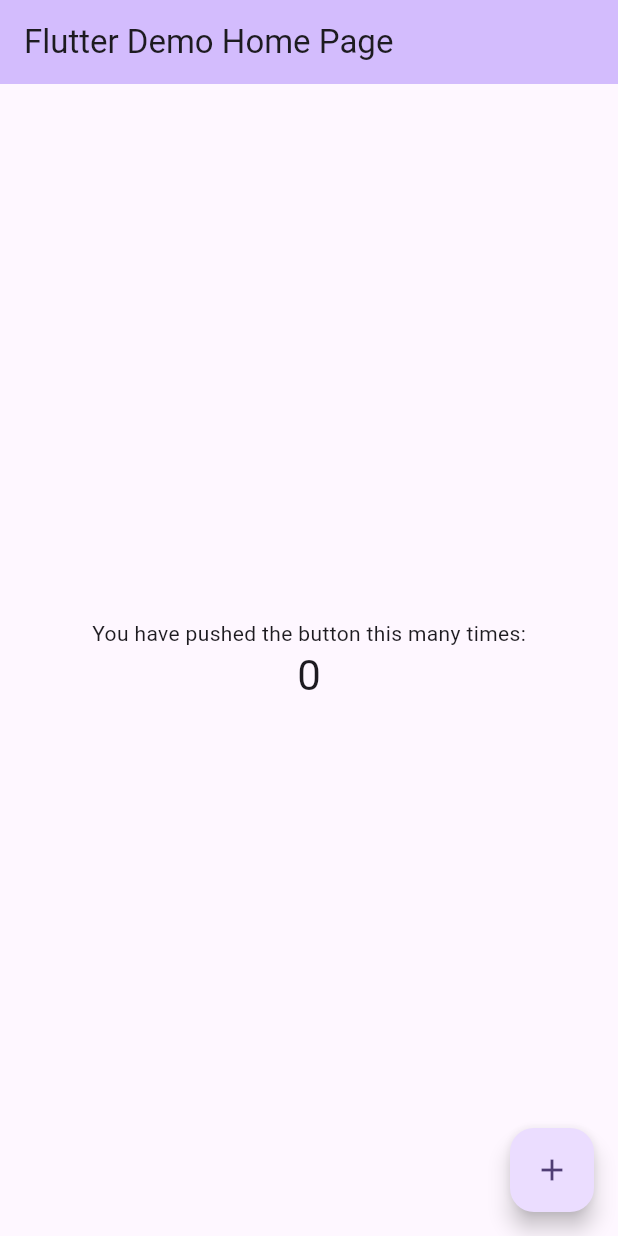
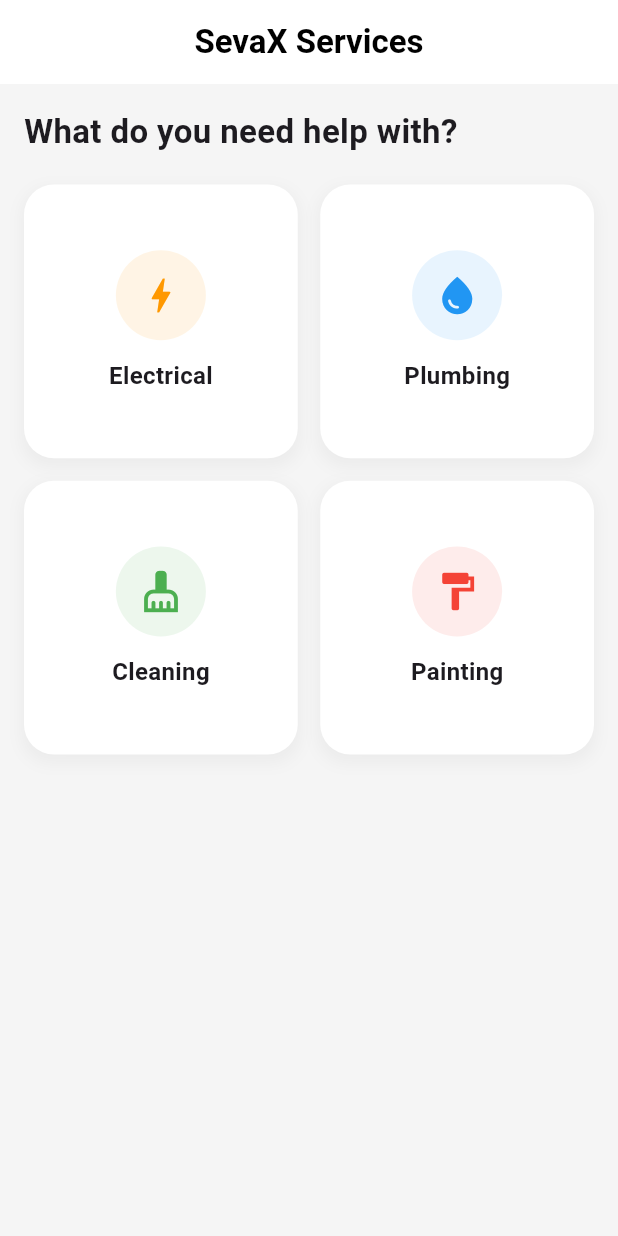
Before and after one commit to s22010180/sevax, a Flutter app: the screen it shows after launch, on a phone screen of 412 x 824 dp. Run offline on Flutter 3.47's test engine with Material 3 defaults, Android fonts, the phone set to English and light mode, and no system bars.

Commit message:
Refactor main app structure and add initial screens

```diff
--- a/lib/main.dart
+++ b/lib/main.dart
@@ -1,122 +1,23 @@
 import 'package:flutter/material.dart';
+import 'screens/splash_screen.dart';
 
 void main() {
-  runApp(const MyApp());
+  runApp(const SevaX());
 }
 
-class MyApp extends StatelessWidget {
-  const MyApp({super.key});
+class SevaX extends StatelessWidget {
+  const SevaX({super.key});
 
-  // This widget is the root of your application.
   @override
   Widget build(BuildContext context) {
     return MaterialApp(
-      title: 'Flutter Demo',
+      title: 'SevaX',
+      debugShowCheckedModeBanner: false,
       theme: ThemeData(
-        // This is the theme of your application.
-        //
-        // TRY THIS: Try running your application with "flutter run". You'll see
-        // the application has a purple toolbar. Then, without quitting the app,
-        // try changing the seedColor in the colorScheme below to Colors.green
-        // and then invoke "hot reload" (save your changes or press the "hot
-        // reload" button in a Flutter-supported IDE, or press "r" if you used
-        // the command line to start the app).
-        //
-        // Notice that the counter didn't reset back to zero; the application
-        // state is not lost during the reload. To reset the state, use hot
-        // restart instead.
-        //
-        // This works for code too, not just values: Most code changes can be
-        // tested with just a hot reload.
-        colorScheme: .fromSeed(seedColor: Colors.deepPurple),
+        colorScheme: ColorScheme.fromSeed(seedColor: const Color(0xFF6200EE)),
+        useMaterial3: true,
       ),
-      home: const MyHomePage(title: 'Flutter Demo Home Page'),
+      home: const SplashScreen(),
     );
   }
 }
-
-class MyHomePage extends StatefulWidget {
-  const MyHomePage({super.key, required this.title});
-
-  // This widget is the home page of your application. It is stateful, meaning
-  // that it has a State object (defined below) that contains fields that affect
-  // how it looks.
-
-  // This class is the configuration for the state. It holds the values (in this
-  // case the title) provided by the parent (in this case the App widget) and
-  // used by the build method of the State. Fields in a Widget subclass are
-  // always marked "final".
-
-  final String title;
-
-  @override
-  State<MyHomePage> createState() => _MyHomePageState();
-}
-
-class _MyHomePageState extends State<MyHomePage> {
-  int _counter = 0;
-
-  void _incrementCounter() {
-    setState(() {
-      // This call to setState tells the Flutter framework that something has
-      // changed in this State, which causes it to rerun the build method below
-      // so that the display can reflect the updated values. If we changed
-      // _counter without calling setState(), then the build method would not be
-      // called again, and so nothing would appear to happen.
-      _counter++;
-    });
-  }
-
-  @override
-  Widget build(BuildContext context) {
-    // This method is rerun every time setState is called, for instance as done
-    // by the _incrementCounter method above.
-    //
-    // The Flutter framework has been optimized to make rerunning build methods
-    // fast, so that you can just rebuild anything that needs updating rather
-    // than having to individually change instances of widgets.
-    return Scaffold(
-      appBar: AppBar(
-        // TRY THIS: Try changing the color here to a specific color (to
-        // Colors.amber, perhaps?) and trigger a hot reload to see the AppBar
-        // change color while the other colors stay the same.
-        backgroundColor: Theme.of(context).colorScheme.inversePrimary,
-        // Here we take the value from the MyHomePage object that was created by
-        // the App.build method, and use it to set our appbar title.
-        title: Text(widget.title),
-      ),
-      body: Center(
-        // Center is a layout widget. It takes a single child and positions it
-        // in the middle of the parent.
-        child: Column(
-          // Column is also a layout widget. It takes a list of children and
-          // arranges them vertically. By default, it sizes itself to fit its
-          // children horizontally, and tries to be as tall as its parent.
-          //
-          // Column has various properties to control how it sizes itself and
-          // how it positions its children. Here we use mainAxisAlignment to
-          // center the children vertically; the main axis here is the vertical
-          // axis because Columns are vertical (the cross axis would be
-          // horizontal).
-          //
-          // TRY THIS: Invoke "debug painting" (choose the "Toggle Debug Paint"
-          // action in the IDE, or press "p" in the console), to see the
-          // wireframe for each widget.
-          mainAxisAlignment: .center,
-          children: [
-            const Text('You have pushed the button this many times:'),
-            Text(
-              '$_counter',
-              style: Theme.of(context).textTheme.headlineMedium,
-            ),
-          ],
-        ),
-      ),
-      floatingActionButton: FloatingActionButton(
-        onPressed: _incrementCounter,
-        tooltip: 'Increment',
-        child: const Icon(Icons.add),
-      ),
-    );
-  }
-}
--- /dev/null
+++ b/lib/screens/home_screen.dart
@@ -0,0 +1,98 @@
+import 'package:flutter/material.dart';
+import 'service_detail_screen.dart'; // We'll create this next
+
+class HomeScreen extends StatelessWidget {
+  const HomeScreen({super.key});
+
+  // Mock data for our services
+  final List<Map<String, dynamic>> services = const [
+    {'name': 'Electrical', 'icon': Icons.bolt, 'color': Colors.orange},
+    {'name': 'Plumbing', 'icon': Icons.water_drop, 'color': Colors.blue},
+    {'name': 'Cleaning', 'icon': Icons.cleaning_services, 'color': Colors.green},
+    {'name': 'Painting', 'icon': Icons.format_paint, 'color': Colors.red},
+  ];
+
+  @override
+  Widget build(BuildContext context) {
+    return Scaffold(
+      backgroundColor: Colors.grey[100],
+      appBar: AppBar(
+        title: const Text('SevaX Services', style: TextStyle(fontWeight: FontWeight.bold)),
+        centerTitle: true,
+        elevation: 0,
+        backgroundColor: Colors.white,
+        foregroundColor: Colors.black,
+      ),
+      body: Padding(
+        padding: const EdgeInsets.all(16.0),
+        child: Column(
+          crossAxisAlignment: CrossAxisAlignment.start,
+          children: [
+            const Text(
+              "What do you need help with?",
+              style: TextStyle(fontSize: 22, fontWeight: FontWeight.bold),
+            ),
+            const SizedBox(height: 20),
+            Expanded(
+              child: GridView.builder(
+                gridDelegate: const SliverGridDelegateWithFixedCrossAxisCount(
+                  crossAxisCount: 2, // 2 items per row
+                  crossAxisSpacing: 15,
+                  mainAxisSpacing: 15,
+                ),
+                itemCount: services.length,
+                itemBuilder: (context, index) {
+                  final service = services[index];
+                  return _buildServiceCard(context, service);
+                },
+              ),
+            ),
+          ],
+        ),
+      ),
+    );
+  }
+
+  Widget _buildServiceCard(BuildContext context, Map<String, dynamic> service) {
+    return InkWell(
+      onTap: () {
+        // Navigation Logic
+        Navigator.push(
+          context,
+          MaterialPageRoute(
+            builder: (context) => ServiceDetailScreen(serviceName: service['name']),
+          ),
+        );
+      },
+      child: Container(
+        decoration: BoxDecoration(
+          color: Colors.white,
+          borderRadius: BorderRadius.circular(20),
+          boxShadow: [
+            BoxShadow(
+              color: Colors.grey.withOpacity(0.1),
+              spreadRadius: 2,
+              blurRadius: 8,
+              offset: const Offset(0, 4),
+            ),
+          ],
+        ),
+        child: Column(
+          mainAxisAlignment: MainAxisAlignment.center,
+          children: [
+            CircleAvatar(
+              radius: 30,
+              backgroundColor: service['color'].withOpacity(0.1),
+              child: Icon(service['icon'], color: service['color'], size: 30),
+            ),
+            const SizedBox(height: 12),
+            Text(
+              service['name'],
+              style: const TextStyle(fontWeight: FontWeight.bold, fontSize: 16),
+            ),
+          ],
+        ),
+      ),
+    );
+  }
+}
```
Also changed, not shown: lib/screens/service_detail_screen.dart (added, +30 -0 lines), lib/screens/splash_screen.dart (added, +62 -0 lines).
